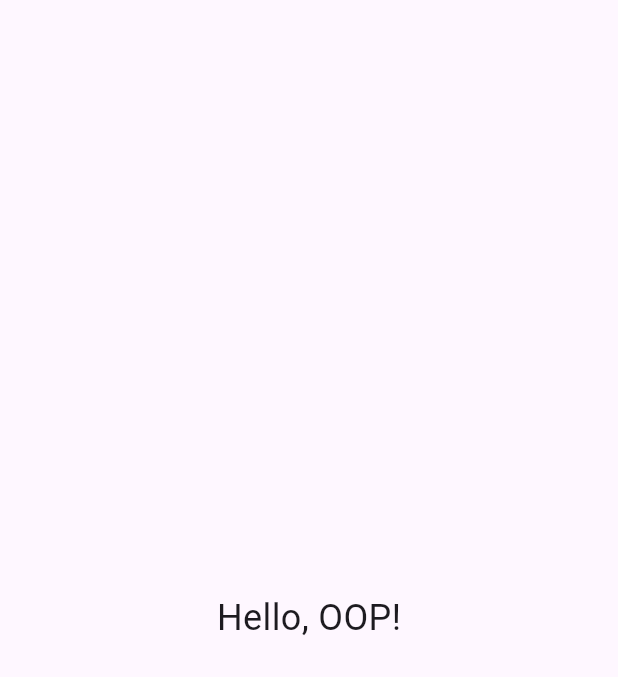
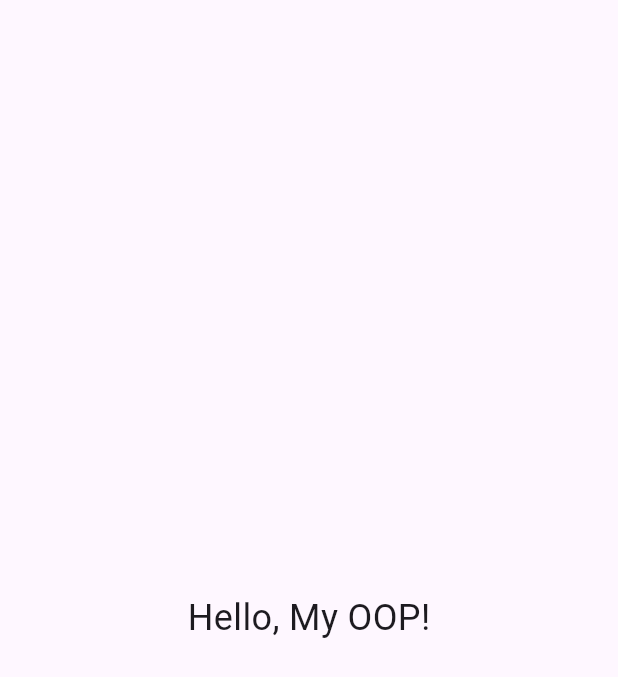
Before and after one commit to daffle05/my_oop_app, a Flutter app: the screen it shows after launch, on a phone screen of 412 x 824 dp. Shown: the top 677 px of the screen. Run offline on Flutter 3.47's test engine with Material 3 defaults, Android fonts, the phone set to English and light mode, and no system bars.

Commit message:
Add oop_app folder

```diff
--- a/lib/main.dart
+++ b/lib/main.dart
@@ -28,7 +28,7 @@ class HomeScreen extends StatelessWidget {
     return const Scaffold(
       body: Center(
         child: Text(
-          'Hello, OOP!',
+          'Hello, My OOP!',
           style: TextStyle(fontSize: 24),
         ),
       ),
```
